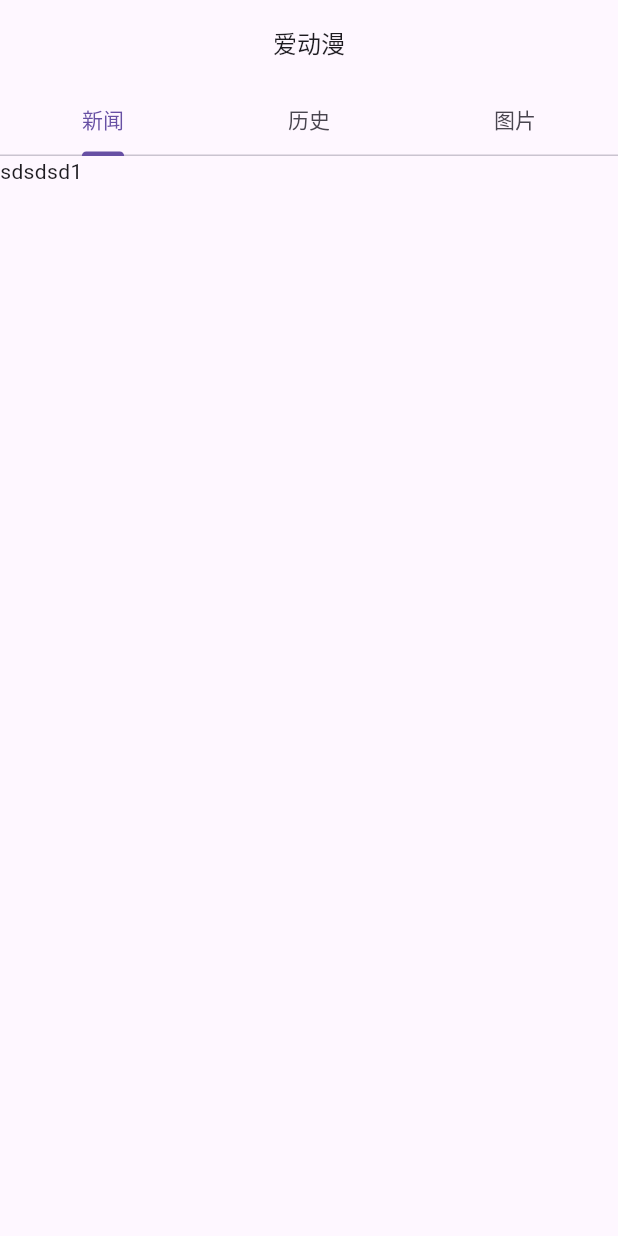
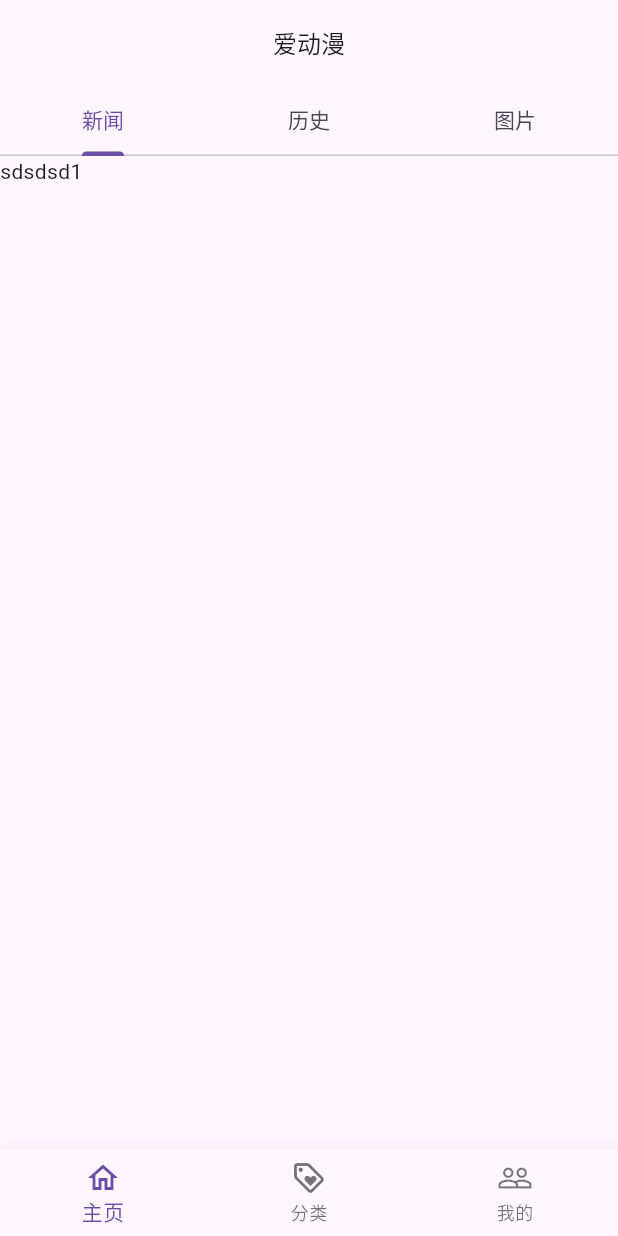
Before and after one commit to fengzhongsikao/kandongman, a Flutter app: the screen it shows after launch, on a phone screen of 412 x 824 dp. Run offline on Flutter 3.47's test engine with Material 3 defaults, Android fonts, the phone set to English and light mode, and no system bars; our stand-ins replace flutter_riverpod, go_router; missing offline and left inert: extended_tabs.

Commit message:
"结构"

```diff
--- a/lib/main.dart
+++ b/lib/main.dart
@@ -1,27 +1,56 @@
 import 'package:flutter/material.dart';
 import 'package:flutter_riverpod/flutter_riverpod.dart';
-import 'pages/HomeTab/view.dart';
+import 'package:kandongman/pages/My/view.dart';
+import 'pages/Home/view.dart';
 import 'package:go_router/go_router.dart';
 
+import 'pages/classification/view.dart';
+import 'pages/Main/view.dart';
+
 void main() {
-  runApp(ProviderScope(child: MyApp()));
+  runApp(const ProviderScope(child: MyApp()));
 }
 
-final GoRouter _router = GoRouter(
+final _sectionNavigatorKey = GlobalKey<NavigatorState>();
+final _rootNavigatorKey = GlobalKey<NavigatorState>();
+
+final _router = GoRouter(
+  navigatorKey: _rootNavigatorKey,
+  initialLocation: '/home',
   routes: <RouteBase>[
-    GoRoute(
-      path: '/',
-      builder: (BuildContext context, GoRouterState state) {
-        return const HomeTabPage();
+    StatefulShellRoute.indexedStack(
+      builder: (context, state, navigationShell) {
+        return MainPage(navigationShell);
       },
-      // routes: <RouteBase>[
-      //   GoRoute(
-      //     path: 'details',
-      //     builder: (BuildContext context, GoRouterState state) {
-      //       return const DetailsScreen();
-      //     },
-      //   ),
-      // ],
+      branches: [
+        StatefulShellBranch(
+          navigatorKey: _sectionNavigatorKey,
+          routes: <RouteBase>[
+            GoRoute(
+                name: 'home',
+                path: '/home',
+                builder: (context, state) {
+                  return const Home();
+                }),
+          ],
+        ),
+        StatefulShellBranch(routes: <RouteBase>[
+          GoRoute(
+              name: 'classification',
+              path: '/classification',
+              builder: (context, state) {
+                return const ClassificationPage();
+              }),
+        ]),
+        StatefulShellBranch(routes: <RouteBase>[
+          GoRoute(
+              name: 'mine',
+              path: '/mine',
+              builder: (context, state) {
+                return const MyPage();
+              }),
+        ]),
+      ],
     ),
   ],
 );
@@ -37,13 +66,3 @@ class MyApp extends StatelessWidget {
     );
   }
 }
-
-
-// return MaterialApp(
-//       title: 'Flutter Demo',
-//       theme: ThemeData(
-//         colorScheme: ColorScheme.fromSeed(seedColor: Colors.deepPurple),
-//         useMaterial3: true,
-//       ),
-//       home: const HomeTabPage(),
-//     );
--- a/lib/pages/HomeTab/view.dart
+++ b/lib/pages/Home/view.dart
@@ -7,14 +7,14 @@ final lengthProvider = Provider<int>((ref) {
   return 3;
 });
 
-class HomeTabPage extends ConsumerStatefulWidget {
-  const HomeTabPage({super.key});
+class Home extends ConsumerStatefulWidget {
+  const Home({super.key});
 
   @override
-  ConsumerState<HomeTabPage> createState() => _HomeTabPageState();
+  ConsumerState<Home> createState() => _HomeTabPageState();
 }
 
-class _HomeTabPageState extends ConsumerState<HomeTabPage>
+class _HomeTabPageState extends ConsumerState<Home>
     with SingleTickerProviderStateMixin {
   late final AutoDisposeProvider<TabController>
       recentWatchScreenTabStateTestProvider;
@@ -48,6 +48,7 @@ class _HomeTabPageState extends ConsumerState<HomeTabPage>
         ),
       ),
       body: _body(),
+      // bottomNavigationBar: _bottom(context),
     );
   }
 
--- a/lib/pages/HomeTab/controller.dart
+++ /dev/null
@@ -1,5 +0,0 @@
-import 'package:flutter/material.dart';
-
-class HomeTabController {
-  TabController? tabBarController;
-}
--- /dev/null
+++ b/lib/pages/Main/view.dart
@@ -0,0 +1,40 @@
+import 'package:flutter/material.dart';
+import 'package:flutter_riverpod/flutter_riverpod.dart';
+import 'package:go_router/go_router.dart';
+
+class MainPage extends ConsumerWidget {
+  const MainPage(this.navigationShell, {super.key});
+  final StatefulNavigationShell navigationShell;
+
+  @override
+  Widget build(BuildContext context, WidgetRef ref) {
+    return Scaffold(
+      body: navigationShell,
+      bottomNavigationBar: BottomNavigationBar(
+        currentIndex: navigationShell.currentIndex,
+        items: const [
+          BottomNavigationBarItem(
+            icon: Icon(Icons.home_outlined),
+            label: '主页',
+          ),
+          BottomNavigationBarItem(
+            icon: Icon(Icons.loyalty_outlined),
+            label: '分类',
+          ),
+          BottomNavigationBarItem(
+            icon: Icon(Icons.people_outline),
+            label: '我的',
+          ),
+        ],
+        onTap: _onTap,
+      ),
+    );
+  }
+
+  void _onTap(index) {
+    navigationShell.goBranch(
+      index,
+      initialLocation: index == navigationShell.currentIndex,
+    );
+  }
+}
```
Also changed, not shown: lib/pages/Home/home.dart (deleted, +0 -27 lines), lib/pages/My/view.dart (added, +22 -0 lines), lib/pages/classification/view.dart (added, +22 -0 lines), lib/pages/Home/home.g.dart (deleted).
